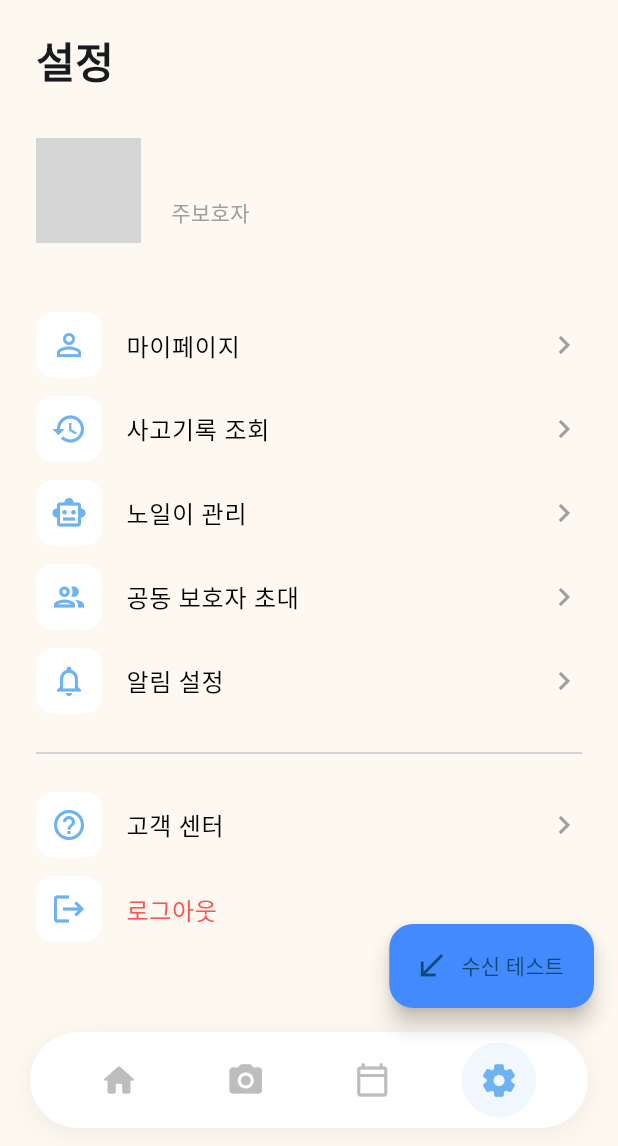
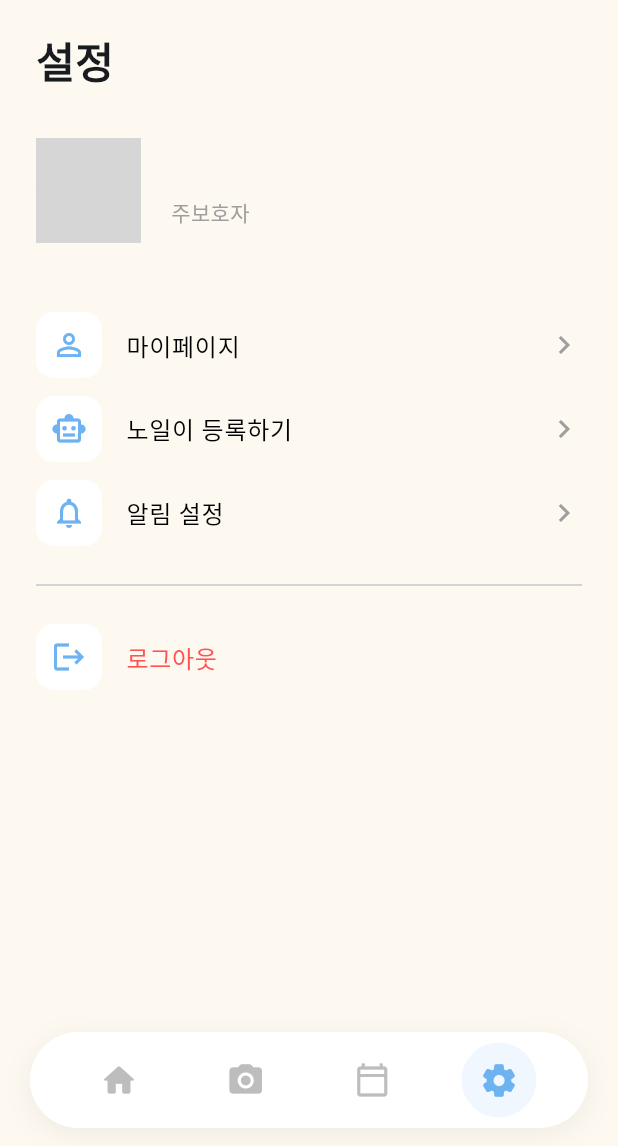
Before and after one commit to 1227wano/No-ill, a Flutter app: the MainScreen screen opened by its route, item 4 of the bottom bar chosen, on a phone screen of 412 x 824 dp, the part 90-1236 px from its top. Run offline on Flutter 3.47's test engine with Material 3 defaults, Android fonts, the light colour scheme and no system bars; our stand-ins replace cached_network_image, dio, firebase_core, firebase_messaging, flutter_dotenv, flutter_local_notifications and 4 more; missing offline and left inert: flutter_webrtc, kpostal, openvidu_flutter; accounts and stored records are empty; network calls fail; Roboto replaces fonts that are missing (Pretendard); grey boxes are pictures that could not be loaded.

Commit message:
style: 데이터 없는 버튼 삭제

```diff
--- a/noill_app/lib/screens/home/home_screen.dart
+++ b/noill_app/lib/screens/home/home_screen.dart
@@ -17,7 +17,8 @@ class HomeScreen extends ConsumerWidget {
 
   @override
   Widget build(BuildContext context, WidgetRef ref) {
-    return LightDiffusionBackground(
+    return SafeArea(
+      child: LightDiffusionBackground(
         child: Scaffold(
           backgroundColor: Colors.transparent,
           body: SafeArea(
@@ -85,6 +86,7 @@ class HomeScreen extends ConsumerWidget {
             ),
           ),
         ),
+      ),
     );
   }
 
--- a/noill_app/lib/screens/main_screen.dart
+++ b/noill_app/lib/screens/main_screen.dart
@@ -61,7 +61,8 @@ class _MainScreenState extends ConsumerState<MainScreen> {
       }
     });
 
-    return LightDiffusionBackground(
+    return SafeArea(
+      child: LightDiffusionBackground(
         child: Scaffold(
           backgroundColor: Colors.transparent,
           extendBody: true,
@@ -79,34 +80,6 @@ class _MainScreenState extends ConsumerState<MainScreen> {
               }
             },
           ),
-        // Move the FAB here so it's visible along with the BottomNavigationBar
-        floatingActionButton: FloatingActionButton.extended(
-          onPressed: () {
-            // 1. 현재 선택된 어르신 정보를 가져옵니다.
-            final selectedPet = ref.read(selectedPetProvider);
-
-            // 2. 선택된 어르신이 없을 경우를 대비한 방어 코드
-            if (selectedPet == null) {
-              ScaffoldMessenger.of(context).showSnackBar(
-                const SnackBar(content: Text("테스트를 위해 어르신을 먼저 선택해주세요.")),
-              );
-              return;
-            }
-
-            Navigator.push(
-              context,
-              MaterialPageRoute(
-                builder: (context) => VideoCallScreen(
-                  isIncoming: true,
-                  petId: selectedPet.petId,
-                  careName: selectedPet.careName,
-                ),
-              ),
-            );
-          },
-          label: const Text("수신 테스트"),
-          icon: const Icon(Icons.call_received),
-          backgroundColor: Colors.blueAccent,
         ),
       ),
     );
--- a/noill_app/lib/screens/schedule/schedule_main_screen.dart
+++ b/noill_app/lib/screens/schedule/schedule_main_screen.dart
@@ -37,12 +37,6 @@ class ScheduleMainScreen extends ConsumerWidget {
             onPressed: () =>
                 ref.read(calendarExpandedProvider.notifier).state = !isExpanded,
           ),
-          // 3. 편집/삭제 관리 모드 (선택 사항)
-          IconButton(
-            icon: const Icon(Icons.settings_outlined),
-            onPressed: () => print("관리 모드 진입"),
-          ),
-          const SizedBox(width: 8),
         ],
       ),
       body: Column(
--- a/noill_app/lib/screens/settings/settings_screen.dart
+++ b/noill_app/lib/screens/settings/settings_screen.dart
@@ -70,24 +70,10 @@ class SettingsScreen extends ConsumerWidget {
               },
             ),
 
-            // 2. 사고기록 조회
-            _buildMenuTile(
-              Icons.history,
-              "사고기록 조회",
-              onTap: () {
-                Navigator.push(
-                  context,
-                  MaterialPageRoute(
-                    builder: (context) => const RecentEventScreen(),
-                  ),
-                );
-              },
-            ),
-
             // 3. 기기 관리
             _buildMenuTile(
               Icons.smart_toy_outlined,
-              "노일이 관리",
+              "노일이 등록하기",
               onTap: () {
                 // 💡 [핵심] 기기 연동 화면으로 이동합니다.
                 Navigator.push(
@@ -98,10 +84,8 @@ class SettingsScreen extends ConsumerWidget {
                 );
               },
             ),
-            _buildMenuTile(Icons.group_outlined, "공동 보호자 초대", onTap: () {}),
             _buildMenuTile(Icons.notifications_none, "알림 설정", onTap: () {}),
             const Divider(height: 40),
-            _buildMenuTile(Icons.help_outline, "고객 센터", onTap: () {}),
 
             // 로그아웃
             _buildMenuTile(
--- a/noill_app/lib/widgets/home/daily_schedule.dart
+++ b/noill_app/lib/widgets/home/daily_schedule.dart
@@ -1,7 +1,6 @@
 import 'package:flutter/material.dart';
 import 'package:flutter_riverpod/flutter_riverpod.dart';
 import 'package:intl/intl.dart'; // 시간 포맷팅을 위해 필요 (flutter pub add intl)
-import '../../core/constants/color_constants.dart';
 import '../../providers/schedule_provider.dart';
 
 class DailyScheduleSection extends ConsumerWidget {
--- a/noill_app/lib/widgets/home/robot_mode.dart
+++ b/noill_app/lib/widgets/home/robot_mode.dart
@@ -4,7 +4,6 @@ import 'package:flutter_riverpod/flutter_riverpod.dart';
 import 'package:flutter_screenutil/flutter_screenutil.dart';
 import '../../core/constants/color_constants.dart';
 import '../../providers/care_provider.dart';
-import '../atoms/custom_card.dart';
 
 class RobotSection extends ConsumerWidget {
   const RobotSection({super.key});
```
Also changed, not shown: noill_app/lib/main.dart (+2 -7 lines). Lines whose indentation alone changed are shown as unchanged.
